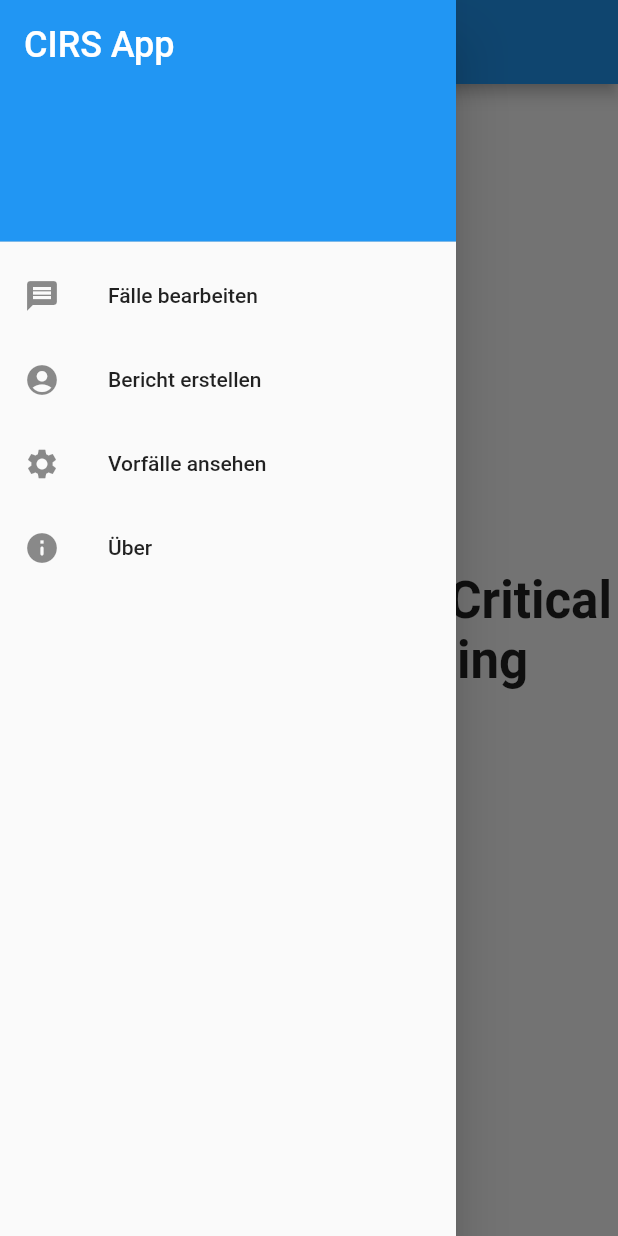
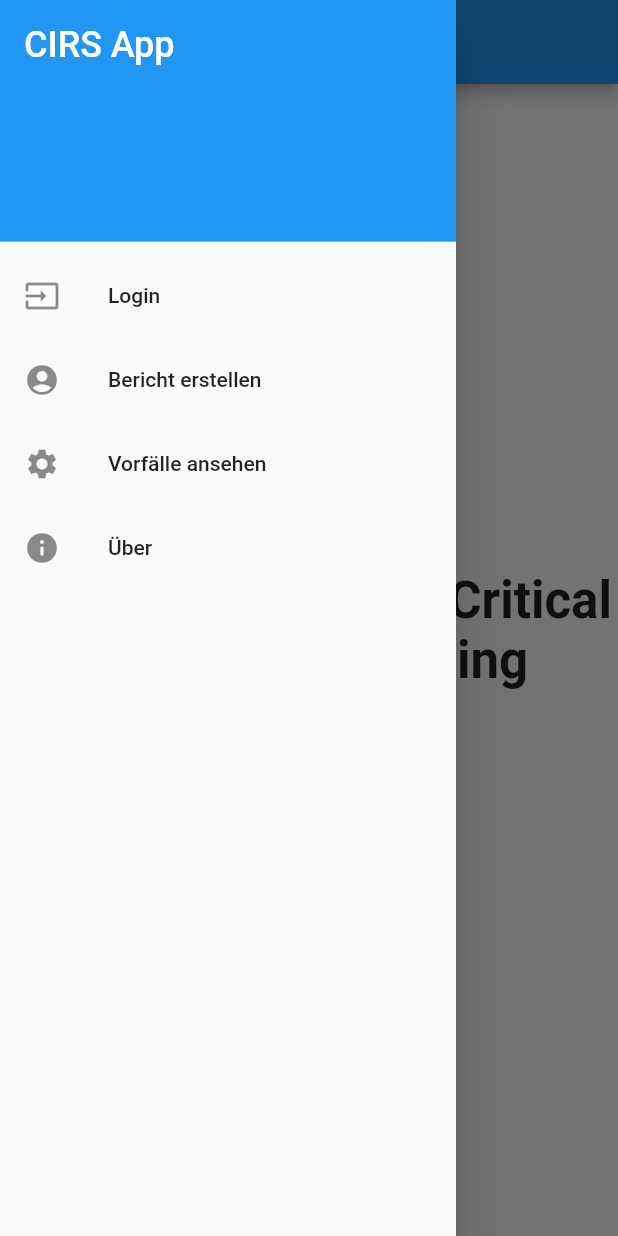
Before and after one commit to amandajoelle/Frontend, a Flutter app: the screen it shows after launch, with the side drawer open, on a phone screen of 412 x 824 dp. Run offline on Flutter 3.47's test engine with Material 2 defaults, Android fonts, the phone set to English and light mode, and no system bars; our stand-ins replace rxdart; generated files the repository leaves out were written again.

Commit message:
Drawer uses rxdart for statemanagement

```diff
--- /dev/null
+++ b/lib/drawer/basic-items.dart
@@ -0,0 +1,32 @@
+import 'package:cirs/form/form.dart';
+import 'package:flutter/cupertino.dart';
+import 'package:flutter/material.dart';
+
+class BasicItems extends StatelessWidget {
+  @override
+  Widget build(BuildContext context) {
+    return Column(
+      children: <Widget>[
+        ListTile(
+          leading: Icon(Icons.account_circle),
+          title: Text('Bericht erstellen'),
+          onTap: () {
+            Navigator.push(
+              context,
+              MaterialPageRoute(builder: (context) => Report_Questionnaire()),
+            );
+          },
+        ),
+        ListTile(
+          leading: Icon(Icons.settings),
+          title: Text('Vorfälle ansehen'),
+        ),
+        ListTile(
+          leading: Icon(Icons.info_rounded),
+          title: Text('Über'),
+        ),
+      ],
+    );
+  }
+
+}
--- /dev/null
+++ b/lib/drawer/drawer-items.dart
@@ -0,0 +1,60 @@
+import 'package:cirs/drawer/basic-items.dart';
+import 'package:cirs/processing-cases.dart';
+import 'package:cirs/services/token-storage.dart';
+import 'package:flutter/cupertino.dart';
+import 'package:flutter/material.dart';
+
+import 'package:cirs/login.dart';
+
+class DrawerItems extends StatelessWidget {
+  Stream _authState$ = TokenStorage().stream$;
+
+  @override
+  Widget build(BuildContext context) {
+    return StreamBuilder(
+      stream: _authState$,
+      builder: (context, snapshot) {
+        if (snapshot.hasData) {
+          return Column(
+            children: <Widget>[
+              ListTile(
+                leading: Icon(Icons.message),
+                title: Text('Fälle bearbeiten'),
+                onTap: () {
+                  Navigator.push(
+                      context,
+                      new MaterialPageRoute(builder: (context) => ProcessingCases()),
+                  );
+                },
+              ),
+              BasicItems(),
+              ListTile(
+                leading: Icon(Icons.logout),
+                title: Text('Logout'),
+                onTap: () {
+                  TokenStorage().setToken(null);
+                }
+              ),
+            ],
+          );
+        }
+        return Column(
+          children: <Widget>[
+            ListTile(
+                leading: Icon(Icons.input),
+                title: Text('Login'),
+                onTap: () {
+                  Navigator.push(
+                    context,
+                    new MaterialPageRoute(builder: (context) => Login()),
+                  );
+                }
+            ),
+            BasicItems(),
+          ],
+        );
+      },
+    );
+  }
+
+}
--- a/lib/drawer.dart
+++ b/lib/drawer/drawer.dart
@@ -1,6 +1,7 @@
+import 'package:cirs/drawer/drawer-items.dart';
 import 'package:flutter/material.dart';
-import 'form/form.dart';
 
+/*
 BuildContext cont;
 
 ListView lv = new ListView(
@@ -43,11 +44,35 @@ ListView lv = new ListView(
     ),
   ],
 );
+*/
 
 class MyDrawer extends StatelessWidget {
+  // Stream _tokenStream$ = TokenStorage().stream$;
+
   @override
   Widget build(BuildContext context) {
-    cont = context;
-    return Drawer(child: lv);
+    //cont = context;
+    //return Drawer(child: lv);
+    return Drawer(
+      child: ListView(
+        padding: EdgeInsets.zero,
+        //TODO: Change Icons
+        children: <Widget>[
+          DrawerHeader(
+            decoration: BoxDecoration(
+              color: Colors.blue,
+            ),
+            child: Text(
+              'CIRS App',
+              style: TextStyle(
+                color: Colors.white,
+                fontSize: 24,
+              ),
+            ),
+          ),
+          DrawerItems(),
+        ],
+      ),
+    );
   }
 }
--- a/lib/nav-drawer.dart
+++ b/lib/drawer/nav-drawer.dart
@@ -1,7 +1,7 @@
 import 'package:flutter/material.dart';
-import 'login.dart';
-import 'processing-cases.dart';
-import 'main.dart';
+import '../login.dart';
+import '../processing-cases.dart';
+import '../main.dart';
 
 class NavDrawer extends StatelessWidget {
   navigateToPage(BuildContext context, String page) {
--- a/lib/login.dart
+++ b/lib/login.dart
@@ -1,5 +1,5 @@
 import 'package:flutter/material.dart';
-import 'nav-drawer.dart';
+import 'drawer/nav-drawer.dart';
 import 'main.dart';
 
 class Login extends StatelessWidget {
--- a/lib/main.dart
+++ b/lib/main.dart
@@ -1,7 +1,7 @@
-import 'package:cirs/nav-drawer.dart';
+import 'package:cirs/drawer/nav-drawer.dart';
 import 'package:cirs/processing-cases.dart';
 import 'package:cirs/login.dart';
-import 'package:cirs/nav-drawer.dart';
+import 'package:cirs/drawer/nav-drawer.dart';
 import 'package:cirs/services/classification-service.dart';
 import 'package:cirs/services/employee-service.dart';
 import 'package:cirs/services/factor-service.dart';
@@ -12,7 +12,7 @@ import 'package:cirs/services/token-storage.dart';
 import 'package:flutter/material.dart';
 import 'package:flutter_localizations/flutter_localizations.dart';
 import 'package:flutter_gen/gen_l10n/app_localizations.dart';
-import 'drawer.dart';
+import 'drawer/drawer.dart';
 
 void main() {
   //runApp(MyApp());
--- a/lib/processing-cases.dart
+++ b/lib/processing-cases.dart
@@ -1,7 +1,7 @@
 
 import 'package:flutter/material.dart';
 
-import 'nav-drawer.dart';
+import 'drawer/nav-drawer.dart';
 
 
 class ProcessingCases extends StatelessWidget {
--- a/lib/services/token-storage.dart
+++ b/lib/services/token-storage.dart
@@ -1,8 +1,11 @@
+import 'package:rxdart/rxdart.dart';
+
 class TokenStorage {
   static final TokenStorage _instance = TokenStorage._internal();
   factory TokenStorage() => _instance;
 
   String _token;
+  BehaviorSubject _tokenSubject = BehaviorSubject.seeded(null);
 
   TokenStorage._internal();
 
@@ -11,6 +14,9 @@ class TokenStorage {
   }
 
   void setToken(String token) {
-    this._token = token;
+    _token = token;
+    _tokenSubject.add(token);
   }
+
+  Stream get stream$ => _tokenSubject.stream;
 }
--- a/pubspec.yaml
+++ b/pubspec.yaml
@@ -27,6 +27,7 @@ dependencies:
     sdk: flutter
   intl: ">=0.16.0<=0.17.0-nullsafety.2"
   http: ^0.12.2
+  rxdart: ^0.25.0
 
   # The following adds the Cupertino Icons font to your application.
   # Use with the CupertinoIcons class for iOS style icons.
```
Also changed, not shown: pubspec.lock.
